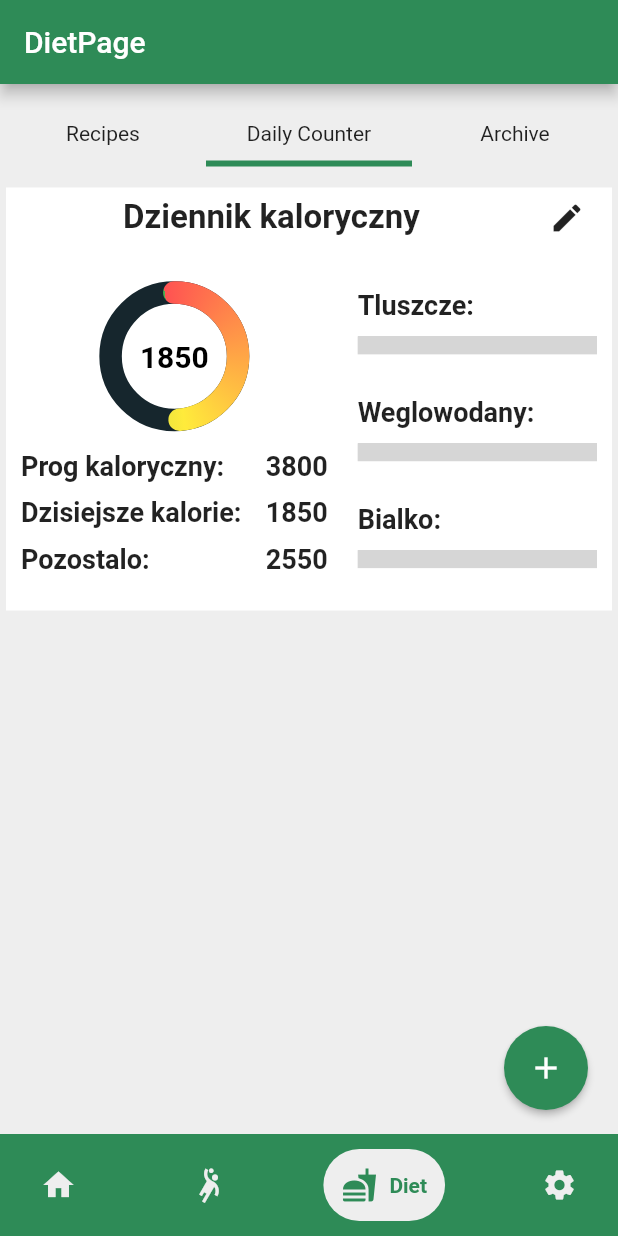
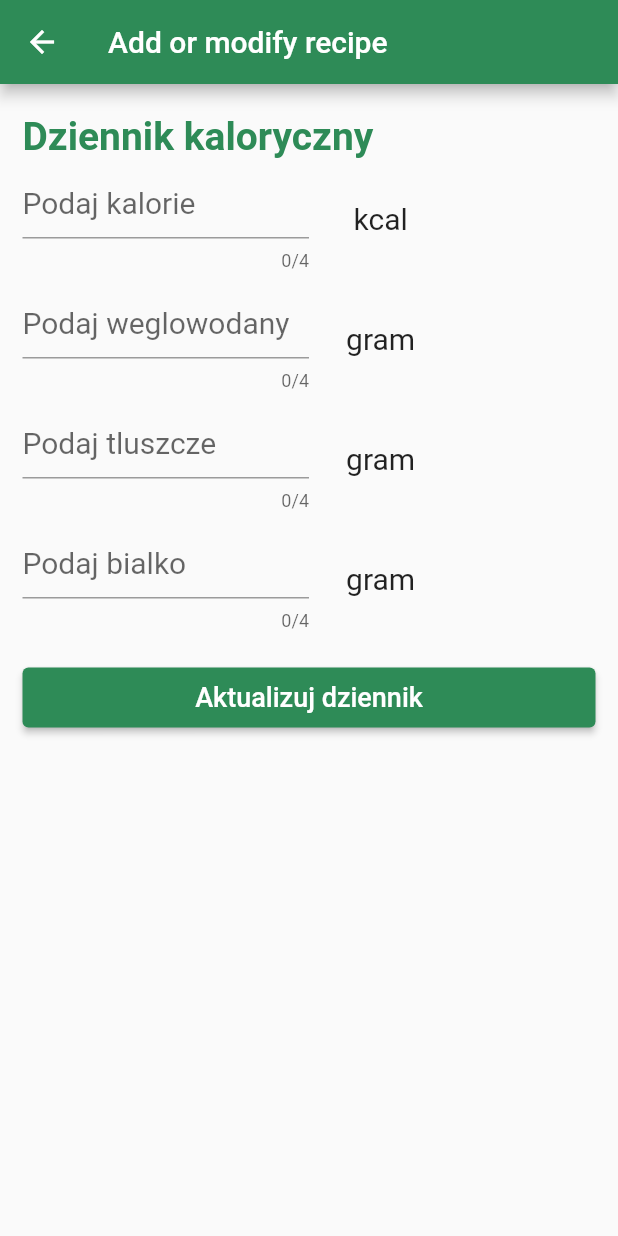
Before and after one commit to zysek11/LifestyleApplication, a Flutter app: the screen it shows after launch, item 3 of the bottom bar chosen, after a tap on the "edit" icon, on a phone screen of 412 x 824 dp. Run offline on Flutter 3.47's test engine with Material 2 defaults, Android fonts, the phone set to English and light mode, and no system bars; drawn by our look-alikes of google_nav_bar, simple_circular_progress_bar; our stand-ins replace getwidget, hive, hive_flutter, image_picker; missing offline and left inert: simple_progress_indicators; accounts and stored records are empty; grey boxes are pictures that could not be loaded.

Commit message:
dodano funkcjonalnosc dziennika

```diff
--- a/lib/Pages/dietMenu/DietDayCounter.dart
+++ b/lib/Pages/dietMenu/DietDayCounter.dart
@@ -1,6 +1,7 @@
 import 'package:flutter/material.dart';
 import 'package:hive/hive.dart';
 import 'package:lifestyle_application/Pages/dietMenu/AddDailyFood.dart';
+import 'package:lifestyle_application/Pages/dietMenu/EditCalories.dart';
 import 'package:simple_circular_progress_bar/simple_circular_progress_bar.dart';
 import 'package:simple_progress_indicators/simple_progress_indicators.dart';
 import 'dart:async';
@@ -13,21 +14,53 @@ class DietDayCounter extends StatefulWidget {
 }
 
 class _DietDayCounterState extends State<DietDayCounter> {
-  ValueNotifier<double> start = ValueNotifier(1850.0);
+  late ValueNotifier<double> start;
   ValueNotifier<double> fat = ValueNotifier(0.0);
   ValueNotifier<double> carbs = ValueNotifier(0.0);
   ValueNotifier<double> protein = ValueNotifier(0.0);
   late Box foods;
+  late Box caloriesConst;
+  late String calorieController;
+  late String carbsController;
+  late String fatController;
+  late String proteinController;
+
+  void getHiveFromIndex() {
+    if (caloriesConst.isNotEmpty) {
+      final item = caloriesConst.getAt(0);
+      if (item != null) {
+        setState(() {
+          calorieController = item.calories_const.toString();
+          carbsController = item.carbs_const.toString();
+          fatController = item.fat_const.toString();
+          proteinController = item.proteins_const.toString();
+        });
+      } else {
+        calorieController = '0';
+        carbsController = '0';
+        fatController = '0';
+        proteinController = '0';
+      }
+    } else {
+      calorieController = '0';
+      carbsController = '0';
+      fatController = '0';
+      proteinController = '0';
+    }
+  }
 
   @override
   void initState() {
     super.initState();
     foods = Hive.box('foods');
+    caloriesConst = Hive.box('caloriesConst');
+    getHiveFromIndex();
+    start = ValueNotifier(double.parse(calorieController));
     WidgetsBinding.instance?.addPostFrameCallback((_) {
       Future.delayed(const Duration(milliseconds: 100), () {
-        fat.value = 0.6; // Zmiana wartości fat
-        carbs.value = 0.4; // Zmiana wartości fat
-        protein.value = 0.8; // Zmiana wartości fat
+        fat.value = 0.4 * double.parse(fatController); // Zmiana wartości fat
+        carbs.value = 0.3 * double.parse(carbsController); // Zmiana wartości fat
+        protein.value = 0.8 * double.parse(proteinController); // Zmiana wartości fat
       });
     });
   }
@@ -65,7 +98,17 @@ class _DietDayCounterState extends State<DietDayCounter> {
                               alignment: Alignment.centerRight,
                               child: InkWell(
                                 onTap: () {
-                                  // Kod obsługujący kliknięcie przycisku
+                                  Navigator.push(
+                                    context,
+                                    MaterialPageRoute(builder: (context) => EditCalories()),
+                                  ).then((value) {
+                                    if (value == true) {
+                                      setState(() {
+                                        // Zaktualizuj dane w stanie widoku
+                                        foods = Hive.box('');
+                                      });
+                                    }
+                                  });
                                 },
                                 child: Padding(
                                   padding: EdgeInsets.all(8.0), // Dostosuj padding, jeśli jest potrzebny
@@ -127,7 +170,7 @@ class _DietDayCounterState extends State<DietDayCounter> {
                                           TextStyle(fontSize: 18,fontWeight: FontWeight.bold),),
                                       ),
                                       Container(
-                                        child: Text("3800",style:
+                                        child: Text(calorieController,style:
                                           TextStyle(fontSize: 18,fontWeight: FontWeight.bold),),
                                       )
                                     ],
--- /dev/null
+++ b/lib/Pages/dietMenu/EditCalories.dart
@@ -0,0 +1,287 @@
+import 'dart:io';
+import 'package:flutter/material.dart';
+import 'package:hive/hive.dart';
+import 'package:image_picker/image_picker.dart';
+import '../../hive_classes/CaloriesConst.dart';
+import '../../hive_classes/Recipe.dart';
+
+class EditCalories extends StatefulWidget {
+  const EditCalories({Key? key}) : super(key: key);
+
+  @override
+  State<EditCalories> createState() => _EditCaloriesState();
+}
+
+class _EditCaloriesState extends State<EditCalories> {
+  bool isCorrect = false;
+  final GlobalKey<FormState> formKey = GlobalKey<FormState>();
+  TextEditingController calorieController =  TextEditingController();
+  TextEditingController carbsController = TextEditingController();
+  TextEditingController fatController =  TextEditingController();
+  TextEditingController proteinController =  TextEditingController();
+  late Box caloriesConst;
+
+  void getHiveFromIndex() {
+    if (caloriesConst.isNotEmpty) {
+      final item = caloriesConst.getAt(0);
+      if (item != null) {
+        setState(() {
+          calorieController.text = item.calories.toString();
+          carbsController.text = item.carbs.toString();
+          fatController.text = item.fat.toString();
+          proteinController.text = item.proteins.toString();
+        });
+      }
+    }
+  }
+
+  void validateFields() {
+    if (formKey.currentState!.validate()) {
+      // Walidacja pól została pomyślnie zakończona
+      // Wykonaj inne operacje lub przejdź do kolejnego ekranu
+      isCorrect = true;
+    }
+    else {
+      isCorrect = false;
+    }
+  }
+
+  @override
+  void initState() {
+    super.initState();
+    caloriesConst = Hive.box('caloriesConst');
+    getHiveFromIndex();
+  }
+
+  @override
+  Widget build(BuildContext context) {
+
+    return Scaffold(
+      appBar: AppBar(
+        backgroundColor: const Color(0xFF2E8B57),
+        title: const Text("Add or modify recipe"),
+      ),
+      body: Padding(
+        padding: const EdgeInsets.only(bottom: 8.0),
+        child: Form(
+          key: formKey,
+          child: SingleChildScrollView(
+            child: Column(
+              crossAxisAlignment: CrossAxisAlignment.start,
+              children: [
+                Padding(
+                  padding: const EdgeInsets.only(left: 15, top: 15, right: 15),
+                  child: Column(
+                    crossAxisAlignment: CrossAxisAlignment.start,
+                    children: [
+                      NameCont(name: "Dziennik kaloryczny"),
+                      MacroRow(
+                        carbohydratesHint: "Podaj kalorie",
+                        unitText: "kcal",
+                        maxLength: 4,
+                        keybordType: TextInputType.number,
+                        tec: calorieController,
+                      ),
+                      SizedBox(height: 10),
+                      MacroRow(
+                        carbohydratesHint: "Podaj weglowodany",
+                        unitText: "gram",
+                        maxLength: 4,
+                        keybordType: TextInputType.number,
+                        tec: carbsController,
+                      ),
+                      SizedBox(height: 10),
+                      MacroRow(
+                          carbohydratesHint: "Podaj tluszcze",
+                          unitText: "gram",
+                          maxLength: 4,
+                          keybordType: TextInputType.number,
+                          tec: fatController
+                      ),
+                      SizedBox(height: 10),
+                      MacroRow(
+                          carbohydratesHint: "Podaj bialko",
+                          unitText: "gram",
+                          maxLength: 4,
+                          keybordType: TextInputType.number,
+                          tec: proteinController
+                      ),
+                      SizedBox(height: 20),
+                      ElevatedButton(
+                        style: ElevatedButton.styleFrom(
+                          minimumSize: const Size.fromHeight(40),
+                          backgroundColor:
+                          const Color(0xFF2E8B57), // Kolor tła przycisku
+                        ),
+                        onPressed: () {
+                          validateFields();
+                          if (isCorrect)
+                          {
+                            final calories_const = CaloriesConst(
+                                int.parse(calorieController.text),
+                                int.parse(carbsController.text),
+                                int.parse(fatController.text),
+                                int.parse(proteinController.text)
+                            );
+                            setState(() {
+                              if (caloriesConst.isNotEmpty) {
+                                caloriesConst.putAt(0, calories_const);
+                              }
+                              else {
+                                caloriesConst.add(calories_const);
+                              }
+                            });
+                            print(calories_const.calories_const);
+                            print(calories_const.carbs_const);
+                            print(calories_const.fat_const);
+                            print(calories_const.proteins_const);
+                            Navigator.pop(context,true);
+                          }
+                        },
+                        child: Text(
+                           "Aktualizuj dziennik",
+                          style: TextStyle(fontSize: 18),
+                        ),
+                      ),
+                    ],
+                  ),
+                ),
+              ],
+            ),
+          ),
+        ),
+      ),
+    );
+  }
+}
+
+class MacroRow extends StatelessWidget {
+  final String carbohydratesHint;
+  final String unitText;
+  final int maxLength;
+  final TextInputType keybordType;
+  final TextEditingController tec;
+
+  const MacroRow(
+      {Key? key,
+        required this.carbohydratesHint,
+        required this.unitText,
+        required this.maxLength,
+        required this.keybordType,
+        required this.tec})
+      : super(key: key);
+
+  @override
+  Widget build(BuildContext context) {
+    return Row(
+      children: [
+        Expanded(
+          flex: 2,
+          child: Container(
+            child: TextFieldBlack(
+              hintTF: carbohydratesHint,
+              maxLength: maxLength,
+              keybordType: keybordType,
+              validator: (value) {
+                if (value == null || value.isEmpty) {
+                  return 'To pole jest wymagane';
+                }
+                return null;
+              },
+              tec: tec,
+            ),
+          ),
+        ),
+        Expanded(
+          flex: 1,
+          child: Container(
+            alignment: Alignment.center,
+            child: Text(
+              unitText,
+              style: TextStyle(fontSize: 20),
+            ),
+          ),
+        ),
+        Expanded(
+          flex: 1,
+          child: Container(), // Puste miejsce
+        ),
+      ],
+    );
+  }
+}
+
+class TextFieldBlack extends StatelessWidget {
+  final String hintTF;
+  final double verticalPadding;
+  final int maxLength;
+  final int maxLines;
+  final int minLines;
+  final TextInputType keybordType;
+  final String? Function(String?)? validator;
+  final TextEditingController tec;
+
+  const TextFieldBlack({
+    Key? key,
+    required this.hintTF,
+    this.verticalPadding = 0.0,
+    this.maxLength = 400,
+    this.maxLines = 1,
+    this.minLines = 1,
+    this.keybordType = TextInputType.text,
+    this.validator,
+    required this.tec
+  }) : super(key: key);
+
+  @override
+  Widget build(BuildContext context) {
+    return Padding(
+      padding: EdgeInsets.symmetric(vertical: verticalPadding),
+      child: TextFormField(
+        controller: tec,
+        maxLength: maxLength,
+        maxLines: maxLines,
+        minLines: minLines,
+        keyboardType: keybordType,
+        validator: validator,
+        style: TextStyle(color: Colors.black, fontSize: 20),
+        decoration: InputDecoration(
+          hintText: hintTF,
+          focusedBorder: UnderlineInputBorder(
+            borderSide: BorderSide(color: Color(0xFF2E8B57)),
+          ),
+        ),
+      ),
+    );
+  }
+}
+
+class NameCont extends StatelessWidget {
+  final String name;
+  final double verticalPadding; // Nowy argument
+
+  const NameCont({
+    Key? key,
+    required this.name,
+    this.verticalPadding = 0.0, // Domyślna wartość dla wypełnienia pionowego
+  }) : super(key: key);
+
+  @override
+  Widget build(BuildContext context) {
+    return Padding(
+      padding: EdgeInsets.symmetric(vertical: verticalPadding),
+      // Zastosowanie wypełnienia pionowego
+      child: Container(
+        padding: const EdgeInsets.symmetric(vertical: 5),
+        child: Text(
+          name,
+          style: const TextStyle(
+            fontSize: 26,
+            color: Color(0xFF2E8B57),
+            fontWeight: FontWeight.bold,
+          ),
+        ),
+      ),
+    );
+  }
+}
--- a/lib/main.dart
+++ b/lib/main.dart
@@ -6,6 +6,7 @@ import 'Pages/ExerciseScreen.dart';
 import 'Pages/HomeScreen.dart';
 import 'Pages/SettingsScreen.dart';
 import 'package:hive_flutter/hive_flutter.dart';
+import 'hive_classes/CaloriesConst.dart';
 import 'hive_classes/Exercise.dart';
 import 'hive_classes/Food.dart';
 
@@ -16,11 +17,13 @@ void main() async{
   Hive.registerAdapter(ExerciseAdapter());
   Hive.registerAdapter(RecipeAdapter());
   Hive.registerAdapter(FoodAdapter());
+  Hive.registerAdapter(CaloriesConstAdapter());
   await Hive.openBox('exercises');
   await Hive.openBox('exercisesGym');
   await Hive.openBox('exercisesVolley');
   await Hive.openBox('recipes');
   await Hive.openBox('foods');
+  await Hive.openBox('caloriesConst');
   runApp(MyApp());
 }
 
```
